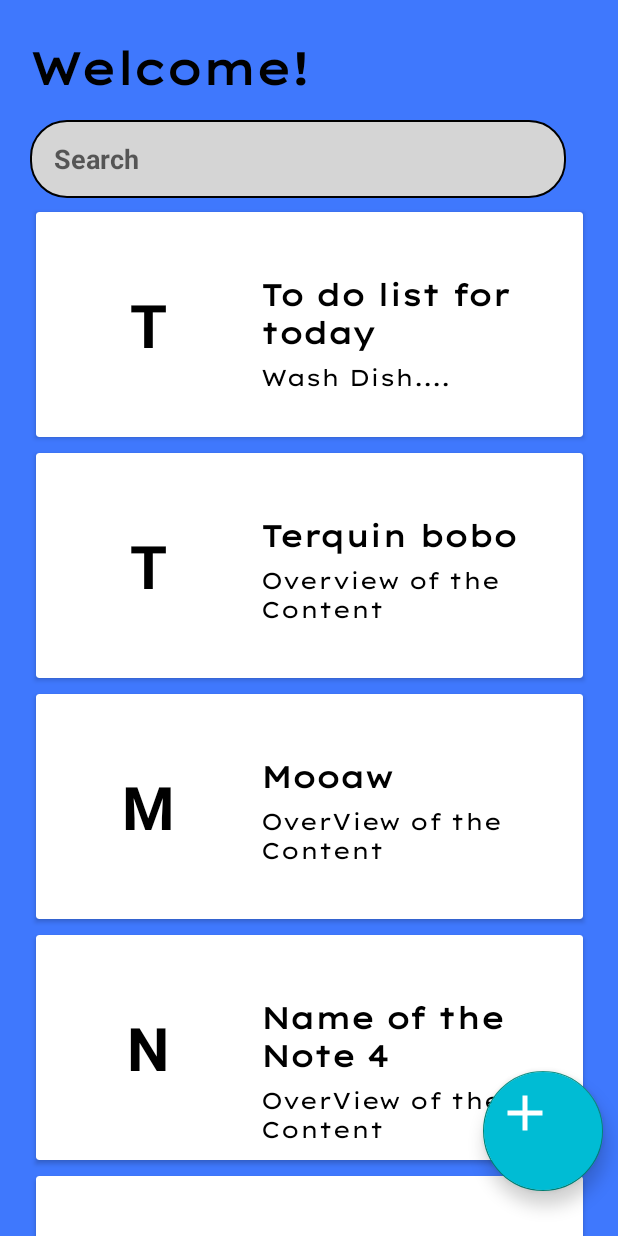
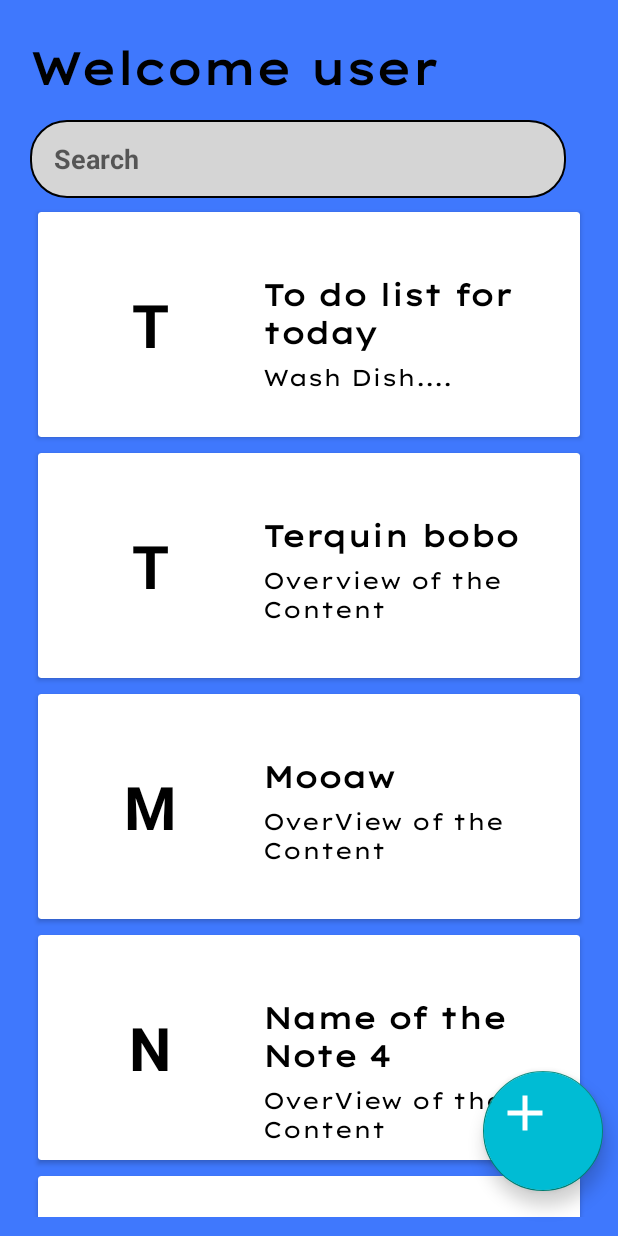
Before and after one commit to notsocj/Eznote, an Android app: the HomePage screen opened directly, with no data from a screen before it, on a phone screen of 412 x 824 dp. Run offline under Robolectric (Android 15) with nearby library versions, the phone set to English and light mode, and no system bars; our stand-ins replace Firebase (no records; nobody signed in at launch, a user with empty details on screens opened directly).

Commit message:
Implemented Firebase Database

```diff
--- a/app/build.gradle.kts
+++ b/app/build.gradle.kts
@@ -33,7 +33,9 @@ android {
 }
 
 dependencies {
+    implementation("com.google.firebase:firebase-firestore")
     implementation(platform("com.google.firebase:firebase-bom:33.9.0"))
+    implementation("com.google.firebase:firebase-auth")
     implementation("androidx.appcompat:appcompat:1.6.1")
     implementation("com.google.android.material:material:1.10.0")
     implementation("androidx.activity:activity:1.8.1")
--- a/app/src/main/java/com/example/eznote/HomePage.java
+++ b/app/src/main/java/com/example/eznote/HomePage.java
@@ -12,9 +12,14 @@ import androidx.appcompat.app.AppCompatActivity;
 import androidx.core.graphics.Insets;
 import androidx.core.view.ViewCompat;
 import android.widget.TextView;
+import android.widget.Toast;
+
 import androidx.core.view.WindowInsetsCompat;
 
 import com.google.android.material.floatingactionbutton.FloatingActionButton;
+import com.google.firebase.auth.FirebaseAuth;
+import com.google.firebase.auth.FirebaseUser;
+import com.google.firebase.firestore.FirebaseFirestore;
 
 import java.util.ArrayList;
 
@@ -23,6 +28,8 @@ public class HomePage extends AppCompatActivity {
     private RecyclerViewAdapter adapter;
     private ArrayList<Model> modelArrayList;
     private RecyclerView recyclerView;
+    private FirebaseFirestore db;
+    private FirebaseAuth mAuth;
 
     private TextView nicknameTextView;
 
@@ -60,14 +67,14 @@ public class HomePage extends AppCompatActivity {
         adapter = new RecyclerViewAdapter(modelArrayList, this);
         recyclerView.setAdapter(adapter);
 
+
+        mAuth = FirebaseAuth.getInstance();
+        db = FirebaseFirestore.getInstance();
         nicknameTextView = findViewById(R.id.welcometext);
-        Intent intent = getIntent();
-        String nickname = intent.getStringExtra("nickname");
 
-        if (nickname != null && !nickname.isEmpty()) {
-            nicknameTextView.setText("Hi, " + nickname + "!");
-        } else {
-            nicknameTextView.setText("Welcome!");
+        FirebaseUser user = mAuth.getCurrentUser();
+        if (user != null) {
+            fetchUsername(user.getUid());
         }
 
     }
@@ -75,5 +82,19 @@ public class HomePage extends AppCompatActivity {
         return true;
     }
 
+    private void fetchUsername(String userId) {
+        db.collection("users").document(userId)
+                .get()
+                .addOnSuccessListener(documentSnapshot -> {
+                    if (documentSnapshot.exists()) {
+                        String username = documentSnapshot.getString("username");
+                        nicknameTextView.setText("Welcome, " + username + "!");
+                    }
+                })
+                .addOnFailureListener(e -> {
+                    Toast.makeText(HomePage.this, "Failed to fetch username", Toast.LENGTH_SHORT).show();
+                });
+    }
+
 
 }
--- a/app/src/main/res/layout/activity_home_page.xml
+++ b/app/src/main/res/layout/activity_home_page.xml
@@ -28,6 +28,7 @@
         android:layout_height="match_parent">
 
         <LinearLayout
+            android:id="@+id/linearLayout"
             android:layout_width="match_parent"
             android:layout_height="wrap_content"
             android:orientation="vertical"
@@ -71,12 +72,12 @@
 
         <androidx.recyclerview.widget.RecyclerView
             android:id="@+id/recyclerView"
-            android:layout_width="375dp"
-            android:layout_height="699dp"
-            android:layout_marginTop="136dp"
+            android:layout_width="372dp"
+            android:layout_height="675dp"
+            android:layout_marginTop="4dp"
             app:layout_constraintEnd_toEndOf="parent"
             app:layout_constraintStart_toStartOf="parent"
-            app:layout_constraintTop_toTopOf="parent">
+            app:layout_constraintTop_toBottomOf="@+id/linearLayout">
 
         </androidx.recyclerview.widget.RecyclerView>
     </androidx.constraintlayout.widget.ConstraintLayout>
--- a/app/src/main/res/layout/activity_main.xml
+++ b/app/src/main/res/layout/activity_main.xml
@@ -93,6 +93,7 @@
         android:id="@+id/loginbutton"
         android:layout_width="119dp"
         android:layout_height="57dp"
+        android:onClick="loginUser"
         android:background="@drawable/buttonrounded"
         android:fontFamily="@font/mainfont"
         android:text="Login"
@@ -101,7 +102,7 @@
         app:layout_constraintEnd_toEndOf="parent"
         app:layout_constraintStart_toStartOf="parent"
         app:layout_constraintTop_toBottomOf="@+id/editTextPassword"
-        app:layout_constraintVertical_bias="0.169"
+        app:layout_constraintVertical_bias="0.163"
         tools:ignore="HardcodedText" />
 
     <TextView
--- a/app/src/main/res/layout/activity_sign_up_page.xml
+++ b/app/src/main/res/layout/activity_sign_up_page.xml
@@ -29,6 +29,7 @@
         android:layout_width="119dp"
         android:layout_height="57dp"
         android:layout_marginTop="52dp"
+        android:onClick="saveUserToDatabase"
         android:background="@drawable/buttonrounded"
         android:fontFamily="@font/mainfont"
         android:text="Sign Up"
```
Also changed, not shown: app/src/main/java/com/example/eznote/MainActivity.java (+26 -14 lines), app/src/main/java/com/example/eznote/SignUpPage.java (+65 -11 lines).
